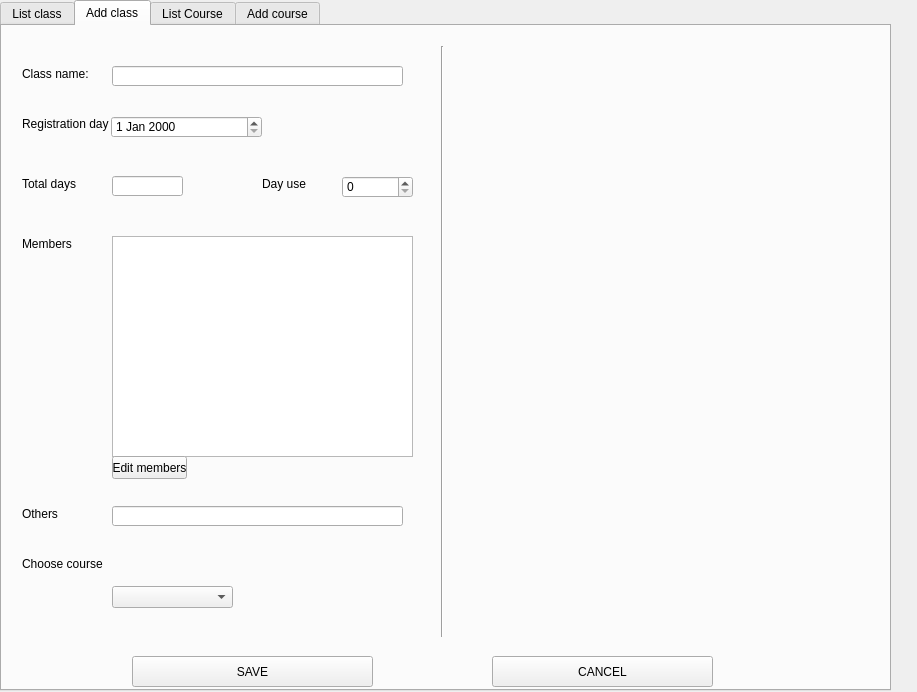
Before: the Qt Designer form [QT]English_course/myclass.ui in ndaonguyen/QT_EnglishCourse, drawn with Qt 5.
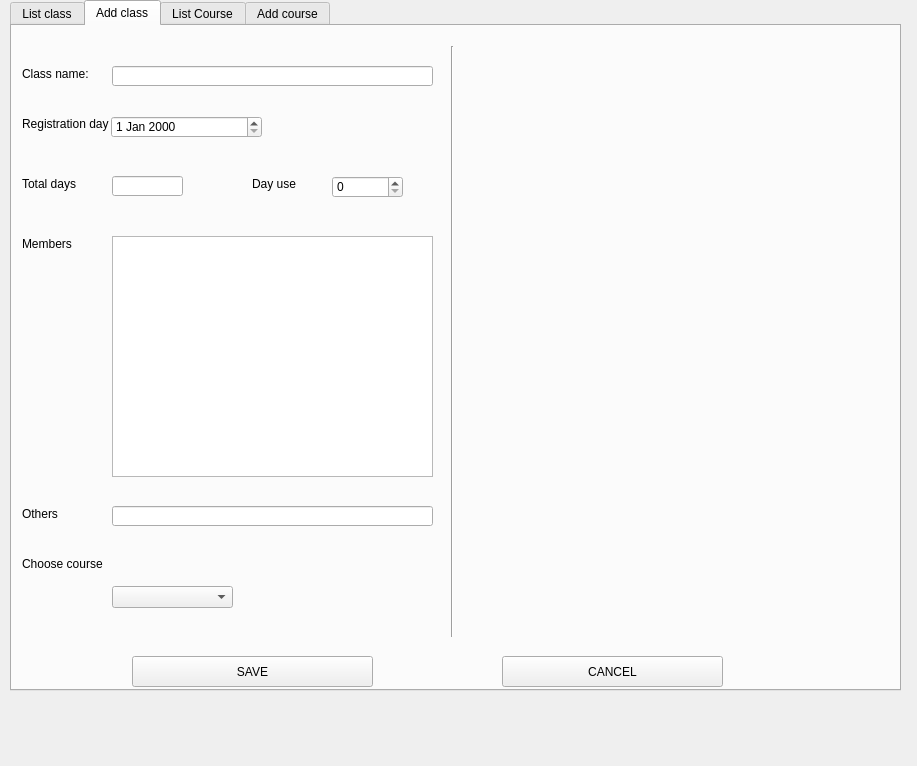
After: the same form once the commit is applied. Icons and pictures are not drawn.

Commit message: [LIST CLASS] EDIT CLASS -  add button delete in member list

What changed in the file:
```diff
--- a/[QT]English_course/myclass.ui
+++ b/[QT]English_course/myclass.ui
@@ -7,7 +7,7 @@
     <x>0</x>
     <y>0</y>
     <width>917</width>
-    <height>692</height>
+    <height>766</height>
    </rect>
   </property>
   <property name="windowTitle">
@@ -17,7 +17,7 @@
    <widget class="QTabWidget" name="mainTab">
     <property name="geometry">
      <rect>
-      <x>0</x>
+      <x>10</x>
       <y>0</y>
       <width>891</width>
       <height>691</height>
@@ -130,7 +130,7 @@
      <widget class="QLabel" name="classNameLabel">
       <property name="geometry">
        <rect>
-        <x>20</x>
+        <x>10</x>
         <y>40</y>
         <width>71</width>
         <height>16</height>
@@ -143,9 +143,9 @@
      <widget class="QLineEdit" name="classNameLineEdit">
       <property name="geometry">
        <rect>
-        <x>110</x>
+        <x>100</x>
         <y>40</y>
-        <width>291</width>
+        <width>321</width>
         <height>20</height>
        </rect>
       </property>
@@ -153,7 +153,7 @@
      <widget class="QLabel" name="regisDayLabel">
       <property name="geometry">
        <rect>
-        <x>20</x>
+        <x>10</x>
         <y>90</y>
         <width>91</width>
         <height>16</height>
@@ -166,7 +166,7 @@
      <widget class="QLabel" name="totalDayLabel">
       <property name="geometry">
        <rect>
-        <x>20</x>
+        <x>10</x>
         <y>150</y>
         <width>91</width>
         <height>16</height>
@@ -179,7 +179,7 @@
      <widget class="QLineEdit" name="totalDateLineEdit">
       <property name="geometry">
        <rect>
-        <x>110</x>
+        <x>100</x>
         <y>150</y>
         <width>71</width>
         <height>20</height>
@@ -189,7 +189,7 @@
      <widget class="QLabel" name="memberLabel">
       <property name="geometry">
        <rect>
-        <x>20</x>
+        <x>10</x>
         <y>210</y>
         <width>91</width>
         <height>16</height>
@@ -202,7 +202,7 @@
      <widget class="QLabel" name="chooseCourseLabel">
       <property name="geometry">
        <rect>
-        <x>20</x>
+        <x>10</x>
         <y>530</y>
         <width>91</width>
         <height>16</height>
@@ -215,7 +215,7 @@
      <widget class="QComboBox" name="classComboBox">
       <property name="geometry">
        <rect>
-        <x>110</x>
+        <x>100</x>
         <y>560</y>
         <width>121</width>
         <height>22</height>
@@ -225,7 +225,7 @@
      <widget class="QDateEdit" name="regisdateEdit">
       <property name="geometry">
        <rect>
-        <x>109</x>
+        <x>99</x>
         <y>90</y>
         <width>151</width>
         <height>22</height>
@@ -235,7 +235,7 @@
      <widget class="QLabel" name="courseClassLabel">
       <property name="geometry">
        <rect>
-        <x>110</x>
+        <x>100</x>
         <y>530</y>
         <width>251</width>
         <height>16</height>
@@ -248,7 +248,7 @@
      <widget class="QLabel" name="courseInfoLabel">
       <property name="geometry">
        <rect>
-        <x>450</x>
+        <x>460</x>
         <y>10</y>
         <width>231</width>
         <height>16</height>
@@ -261,7 +261,7 @@
      <widget class="QWidget" name="courseInfoWidget" native="true">
       <property name="geometry">
        <rect>
-        <x>450</x>
+        <x>460</x>
         <y>40</y>
         <width>401</width>
         <height>571</height>
@@ -282,7 +282,7 @@
      <widget class="QPushButton" name="saveButton_2">
       <property name="geometry">
        <rect>
-        <x>130</x>
+        <x>120</x>
         <y>630</y>
         <width>241</width>
         <height>31</height>
@@ -299,17 +299,17 @@
      <widget class="QTableView" name="addMemberTable">
       <property name="geometry">
        <rect>
-        <x>110</x>
+        <x>100</x>
         <y>210</y>
-        <width>301</width>
-        <height>221</height>
+        <width>321</width>
+        <height>241</height>
        </rect>
       </property>
      </widget>
      <widget class="QLabel" name="otherLabel">
       <property name="geometry">
        <rect>
-        <x>20</x>
+        <x>10</x>
         <y>480</y>
         <width>91</width>
         <height>16</height>
@@ -322,9 +322,9 @@
      <widget class="QLineEdit" name="otherLineEdit">
       <property name="geometry">
        <rect>
-        <x>110</x>
+        <x>100</x>
         <y>480</y>
-        <width>291</width>
+        <width>321</width>
         <height>20</height>
        </rect>
       </property>
@@ -346,23 +346,10 @@
         <normaloff>:/MyClass/Resources/cancel_icon.png</normaloff>:/MyClass/Resources/cancel_icon.png</iconset>
       </property>
      </widget>
-     <widget class="QPushButton" name="editMemberButton">
-      <property name="geometry">
-       <rect>
-        <x>110</x>
-        <y>430</y>
-        <width>75</width>
-        <height>23</height>
-       </rect>
-      </property>
-      <property name="text">
-       <string>Edit members</string>
-      </property>
-     </widget>
      <widget class="QWidget" name="dayUseWidget" native="true">
       <property name="geometry">
        <rect>
-        <x>240</x>
+        <x>230</x>
         <y>140</y>
         <width>181</width>
         <height>41</height>
@@ -371,7 +358,7 @@
       <widget class="QLabel" name="dayUseLabel">
        <property name="geometry">
         <rect>
-         <x>20</x>
+         <x>10</x>
          <y>10</y>
          <width>61</width>
          <height>16</height>
@@ -384,7 +371,7 @@
       <widget class="QSpinBox" name="dayUseSpinBox">
        <property name="geometry">
         <rect>
-         <x>100</x>
+         <x>90</x>
          <y>10</y>
          <width>71</width>
          <height>22</height>
@@ -400,9 +387,9 @@
      <widget class="QTableView" name="listCourseTable">
       <property name="geometry">
        <rect>
-        <x>10</x>
+        <x>20</x>
         <y>50</y>
-        <width>801</width>
+        <width>791</width>
         <height>591</height>
        </rect>
       </property>
@@ -410,7 +397,7 @@
      <widget class="QLineEdit" name="searchCourseLineEdit">
       <property name="geometry">
        <rect>
-        <x>10</x>
+        <x>20</x>
         <y>10</y>
         <width>201</width>
         <height>21</height>
@@ -420,7 +407,7 @@
      <widget class="QPushButton" name="searchCourseButton">
       <property name="geometry">
        <rect>
-        <x>220</x>
+        <x>230</x>
         <y>10</y>
         <width>75</width>
         <height>23</height>
```
Left out of the diff: 92 changed lines with no effect on the pictures. The commit also changes 3 other files.
